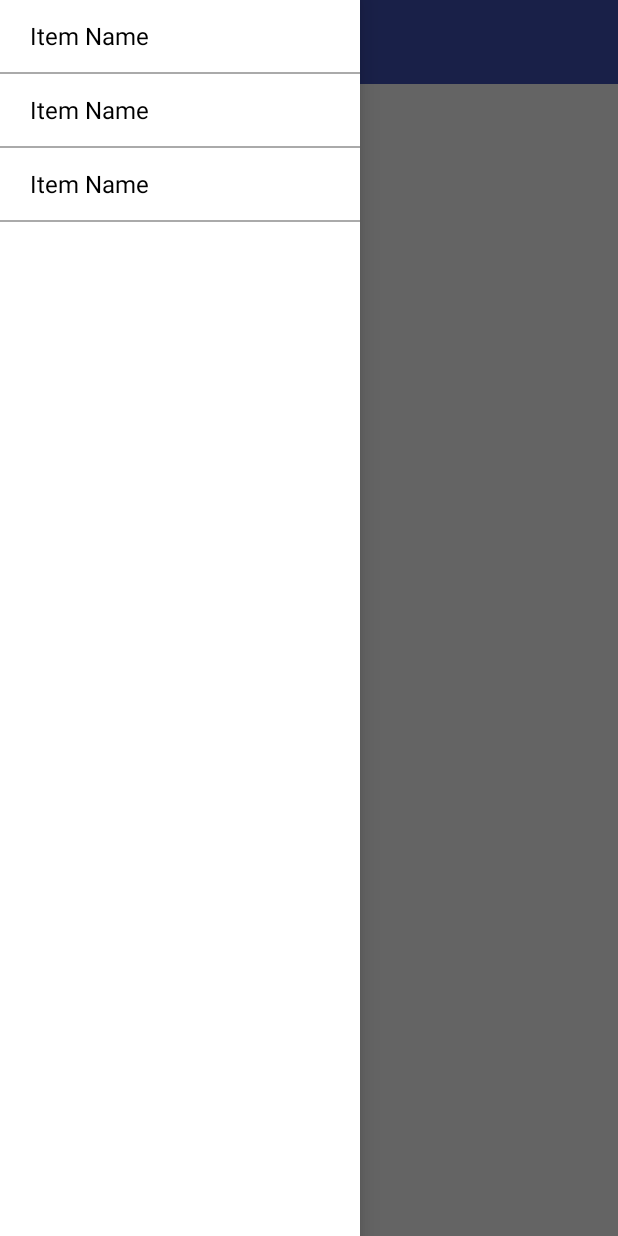
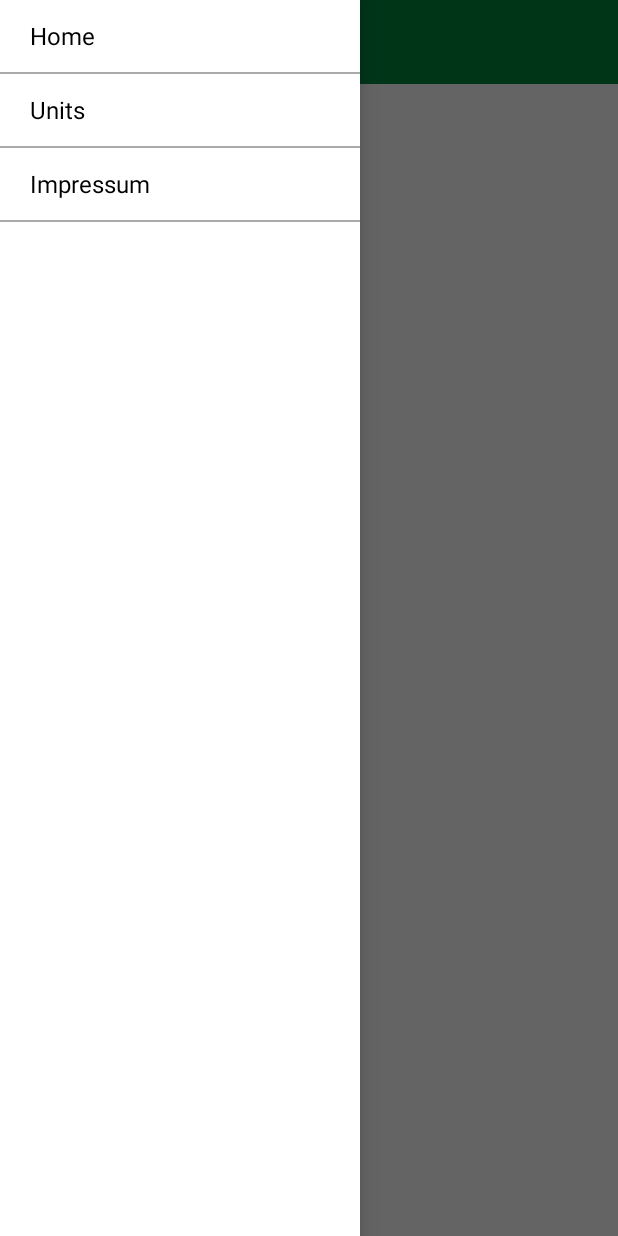
Before and after one commit to herbsts/BSD_Project, an Android app: the screen it shows after launch (MainActivity), with the side drawer open, on a phone screen of 412 x 824 dp. Run offline under Robolectric (Android 15) with nearby library versions, the phone set to English and light mode, and no system bars.

Commit message:
some fixes an additions

```diff
--- a/Android_App/Boost_It/app/src/main/AndroidManifest.xml
+++ b/Android_App/Boost_It/app/src/main/AndroidManifest.xml
@@ -1,7 +1,7 @@
 <?xml version="1.0" encoding="utf-8"?>
 <manifest xmlns:android="http://schemas.android.com/apk/res/android"
     package="bsd.school2017.boost_it">
-
+    <uses-permission android:name="android.permission.INTERNET" />
     <application
         android:allowBackup="true"
         android:icon="@mipmap/ic_launcher"
--- a/Android_App/Boost_It/app/src/main/java/bsd/school2017/boost_it/MainActivity.java
+++ b/Android_App/Boost_It/app/src/main/java/bsd/school2017/boost_it/MainActivity.java
@@ -14,6 +14,7 @@ import android.widget.ListView;
 
 import bsd.school2017.boost_it.pkgAdapter.DataModel;
 import bsd.school2017.boost_it.pkgAdapter.DrawerItemCustomAdapter;
+import bsd.school2017.boost_it.pkgFragments.MainFragment;
 
 public class MainActivity extends AppCompatActivity {
 
@@ -38,9 +39,9 @@ public class MainActivity extends AppCompatActivity {
 
         DataModel[] drawerItem = new DataModel[3];
 
-        /*drawerItem[0] = new DataModel(R.drawable.connect, "Connect");
-        drawerItem[1] = new DataModel(R.drawable.fixtures, "Fixtures");
-        drawerItem[2] = new DataModel(R.drawable.table, "Table");*/
+        drawerItem[0] = new DataModel("Home");
+        drawerItem[1] = new DataModel("Units");
+        drawerItem[2] = new DataModel("Impressum");
         getSupportActionBar().setDisplayHomeAsUpEnabled(false);
         getSupportActionBar().setHomeButtonEnabled(true);
 
@@ -66,20 +67,13 @@ public class MainActivity extends AppCompatActivity {
 
         Fragment fragment = null;
 
-       /* switch (position) {
+        switch (position) {
             case 0:
-                fragment = new ConnectFragment();
+                fragment = new MainFragment();
                 break;
-            case 1:
-                fragment = new FixturesFragment();
-                break;
-            case 2:
-                fragment = new TableFragment();
-                break;
-
             default:
                 break;
-        }*/
+        }
 
         if (fragment != null) {
             FragmentManager fragmentManager = getSupportFragmentManager();
--- a/Android_App/Boost_It/app/src/main/java/bsd/school2017/boost_it/pkgAdapter/DataModel.java
+++ b/Android_App/Boost_It/app/src/main/java/bsd/school2017/boost_it/pkgAdapter/DataModel.java
@@ -15,4 +15,8 @@ public class DataModel {
         this.icon = icon;
         this.name = name;
     }
+
+    public DataModel(String name){
+        this.name = name;
+    }
 }
--- a/Android_App/Boost_It/app/src/main/res/layout/activity_main.xml
+++ b/Android_App/Boost_It/app/src/main/res/layout/activity_main.xml
@@ -26,7 +26,9 @@
         <FrameLayout
             android:id="@+id/content_frame"
             android:layout_width="match_parent"
-            android:layout_height="match_parent" />
+            android:layout_height="match_parent" >
+
+        </FrameLayout>
 
     </LinearLayout>
 
--- a/Android_App/Boost_It/app/src/main/res/values/colors.xml
+++ b/Android_App/Boost_It/app/src/main/res/values/colors.xml
@@ -1,7 +1,7 @@
 <?xml version="1.0" encoding="utf-8"?>
 <resources>
-    <color name="colorPrimary">#3F51B5</color>
+    <color name="colorPrimary">#00843D</color>
     <color name="colorPrimaryDark">#303F9F</color>
-    <color name="colorAccent">#FF4081</color>
+    <color name="colorAccent">#006747</color>
     <color name="white">#FFFFFF</color>
 </resources>
--- a/Android_App/Boost_It/app/src/main/res/values/strings.xml
+++ b/Android_App/Boost_It/app/src/main/res/values/strings.xml
@@ -6,7 +6,7 @@
     <string name="close_drawer">Close</string>
 
     <string-array name="navigation_drawer_items_array">
-        <item>Connect</item>
+        <item>Home</item>
         <item>Fixtures</item>
         <item>Table</item>
     </string-array>
```
